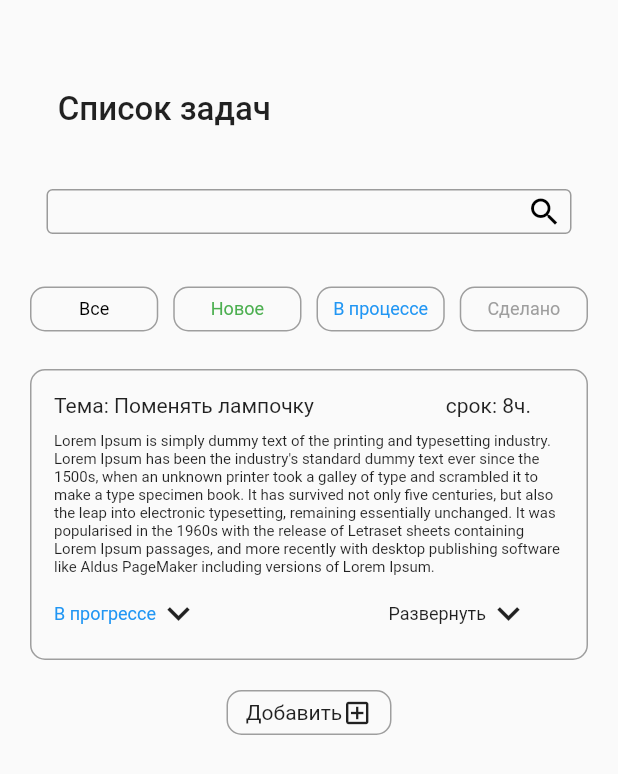
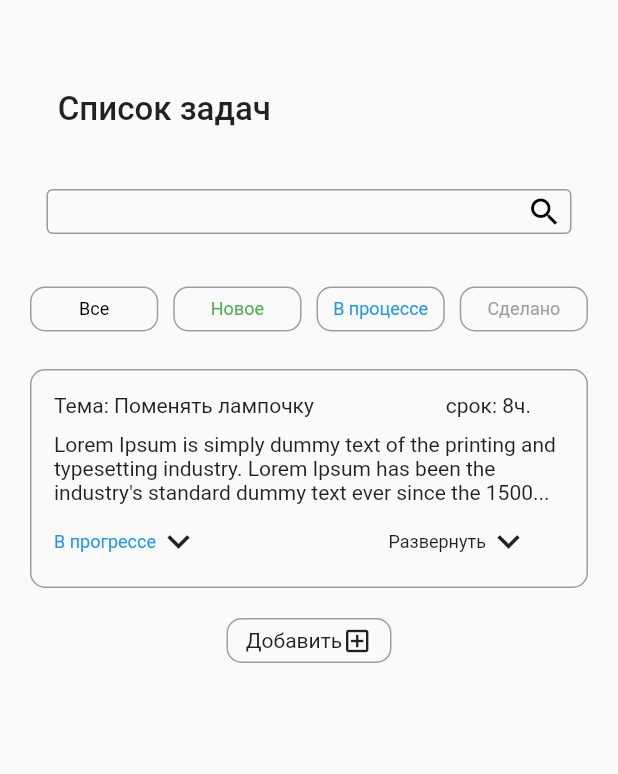
Before and after one commit to cerealexperiments/university_app_ui, a Flutter app: the screen it shows after launch, on a phone screen of 412 x 824 dp. Shown: the top 774 px of the screen. Run offline on Flutter 3.47's test engine with Material 2 defaults, Android fonts, the phone set to English and light mode, and no system bars; Roboto replaces fonts that are missing (fonts/Lato-Regular.ttf).

Commit message:
rename main.dart to front_page.dart

```diff
--- a/lib/main.dart
+++ b/lib/front_page.dart
@@ -1,5 +1,4 @@
 import 'package:flutter/material.dart';
-import 'package:expandable/expandable.dart';
 
 enum statusTitle {
   latest,
@@ -10,7 +9,6 @@ enum statusTitle {
 TextStyle appTextStyle(double fontSize) {
   return TextStyle(
     fontSize: fontSize,
-    fontFamily: "fonts/Lato-Regular.ttf",
   );
 }
 
@@ -32,7 +30,6 @@ Text StatusTitle(statusTitle taskStatus) {
     style: TextStyle(
       color: color,
       fontSize: 12,
-      fontFamily: "fonts/Lato-Regular.ttf",
     ),
   );
 }
@@ -41,7 +38,12 @@ void main() {
   runApp(TasksListPage());
 }
 
-class TasksListPage extends StatelessWidget {
+class TasksListPage extends StatefulWidget {
+  @override
+  State<TasksListPage> createState() => _TasksListPageState();
+}
+
+class _TasksListPageState extends State<TasksListPage> {
   List<Widget> tasks = [
     TaskCard(
         taskTopic: "Поменять лампочку",
@@ -53,6 +55,9 @@ class TasksListPage extends StatelessWidget {
   @override
   Widget build(BuildContext context) {
     return MaterialApp(
+      theme: ThemeData(
+        fontFamily: "fonts/Lato-Regular.ttf",
+      ),
       debugShowCheckedModeBanner: false,
       home: Scaffold(
         body: Column(
@@ -74,8 +79,7 @@ class TasksListPage extends StatelessWidget {
                 width: 350,
                 height: 30,
                 margin: const EdgeInsets.fromLTRB(22, 0, 22, 30),
-                child: const Expanded(
-                  child: TextField(
+                child: const TextField(
                   obscureText: true,
                   decoration: InputDecoration(
                     prefixIcon: Padding(
@@ -87,8 +91,7 @@ class TasksListPage extends StatelessWidget {
                     ),
                     border: OutlineInputBorder(),
                   ),
-                  ),
-                )), //SearchBar
+                )), // SearchBar
             Container(
               margin: const EdgeInsets.symmetric(horizontal: 15),
               height: 40,
@@ -120,10 +123,10 @@ class TasksListPage extends StatelessWidget {
                   ),
                 ],
               ),
-            ), //SortBy
+            ), // SortBy
             Column(
               children: tasks,
-            ),
+            ), // Tasks
             Container(
               width: 110,
               height: 30,
@@ -148,7 +151,7 @@ class TasksListPage extends StatelessWidget {
                   ),
                 ],
               ),
-            ),
+            ), // Add new task button
           ],
         ),
       ),
@@ -190,7 +193,7 @@ class SortByCard extends StatelessWidget {
   }
 }
 
-class TaskCard extends StatelessWidget {
+class TaskCard extends StatefulWidget {
   TaskCard(
       {required this.taskTopic,
       required this.taskDescription,
@@ -199,6 +202,32 @@ class TaskCard extends StatelessWidget {
   final String taskTopic;
   final String taskDescription;
   final String taskDeadline;
+
+  @override
+  State<TaskCard> createState() => _TaskCardState();
+}
+
+
+class _TaskCardState extends State<TaskCard> {
+  late String firstHalf;
+  late String secondHalf;
+  bool needToExpand = false;
+  bool flag = true;
+  bool expand = true;
+  @override
+  void initState(){
+    super.initState();
+    if (widget.taskDescription.length > 150) {
+      needToExpand = true;
+      firstHalf = widget.taskDescription.substring(0, 150) + "...";
+      secondHalf = widget.taskDescription.substring(151, widget.taskDescription.length);
+    }
+    else {
+      needToExpand = false;
+      firstHalf = widget.taskDescription;
+      secondHalf = "";
+    }
+  }
 
   @override
   Widget build(BuildContext context) {
@@ -220,13 +249,13 @@ class TaskCard extends StatelessWidget {
             textBaseline: TextBaseline.ideographic,
             children: <Widget>[
               Text(
-                "Тема: $taskTopic",
+                "Тема: ${widget.taskTopic}",
                 style: appTextStyle(14),
               ),
               Container(
                 margin: const EdgeInsets.only(left: 88),
                 child: Text(
-                  "срок: $taskDeadline",
+                  "срок: ${widget.taskDeadline}",
                   style: appTextStyle(14),
                 ),
               ),
@@ -234,9 +263,11 @@ class TaskCard extends StatelessWidget {
           ),
           Container(
             margin: const EdgeInsets.symmetric(vertical: 10),
-            child: Text(
-              taskDescription,
+            child: secondHalf.length==""?Text(
+              widget.taskDescription,
               style: appTextStyle(10),
+            ):Text(
+              flag? firstHalf:widget.taskDescription,
             ),
           ),
           Row(
@@ -250,19 +281,36 @@ class TaskCard extends StatelessWidget {
                   ),
                 ],
               ),
-              Container(
+              InkWell(
+                onTap: () {
+                  setState(() {
+                    flag = !flag;
+                    expand = !expand;
+                  });
+                },
+                child: Container(
                   margin: const EdgeInsets.only(left: 125),
-                child: Row(
+                  child: needToExpand==true?Row(
                     children: <Widget>[
-                    Text(
+                      expand==true?Text(
                         "Развернуть",
                         style: appTextStyle(12),
+                      ):Text(
+                        "Свернуть",
+                        style: appTextStyle(12),
                       ),
-                    const Icon(
+                      expand==true?const Icon(
                         Icons.keyboard_arrow_down_sharp,
+                        size: 30,
+                      ):const Icon(
+                        Icons.keyboard_arrow_up_sharp,
                         size: 30,
                       ),
                     ],
+                  ):const SizedBox(
+                    width: 0,
+                    height: 0,
+                  )
                 ),
               ),
             ],
```
Lines whose indentation alone changed are shown as unchanged.
